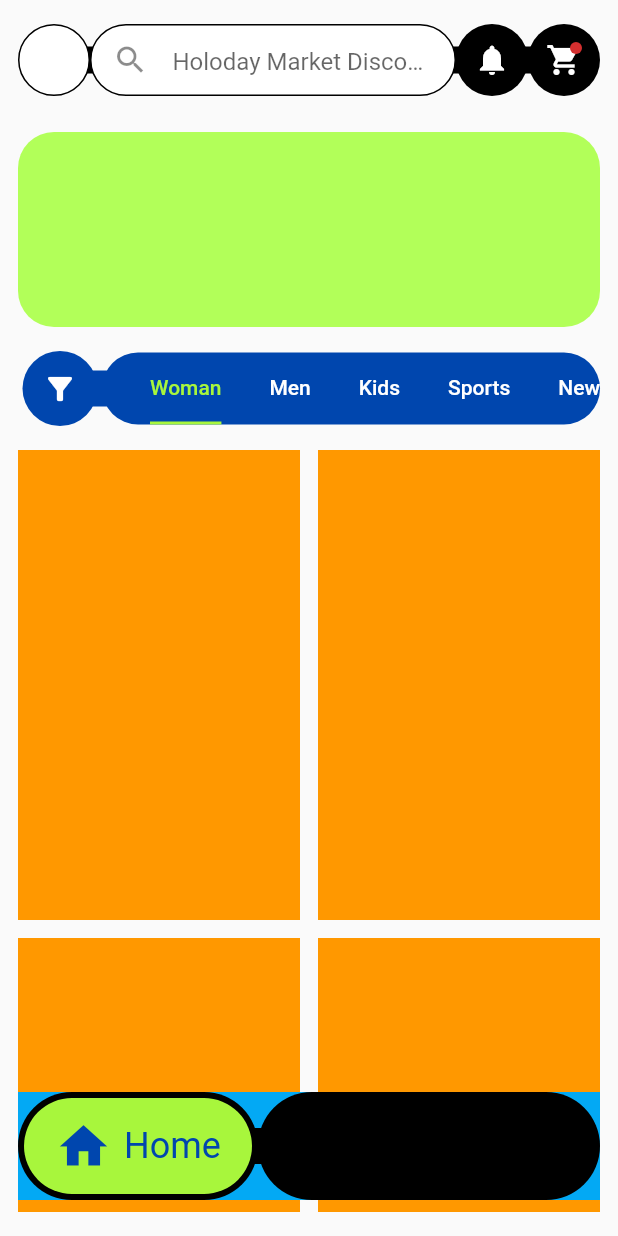
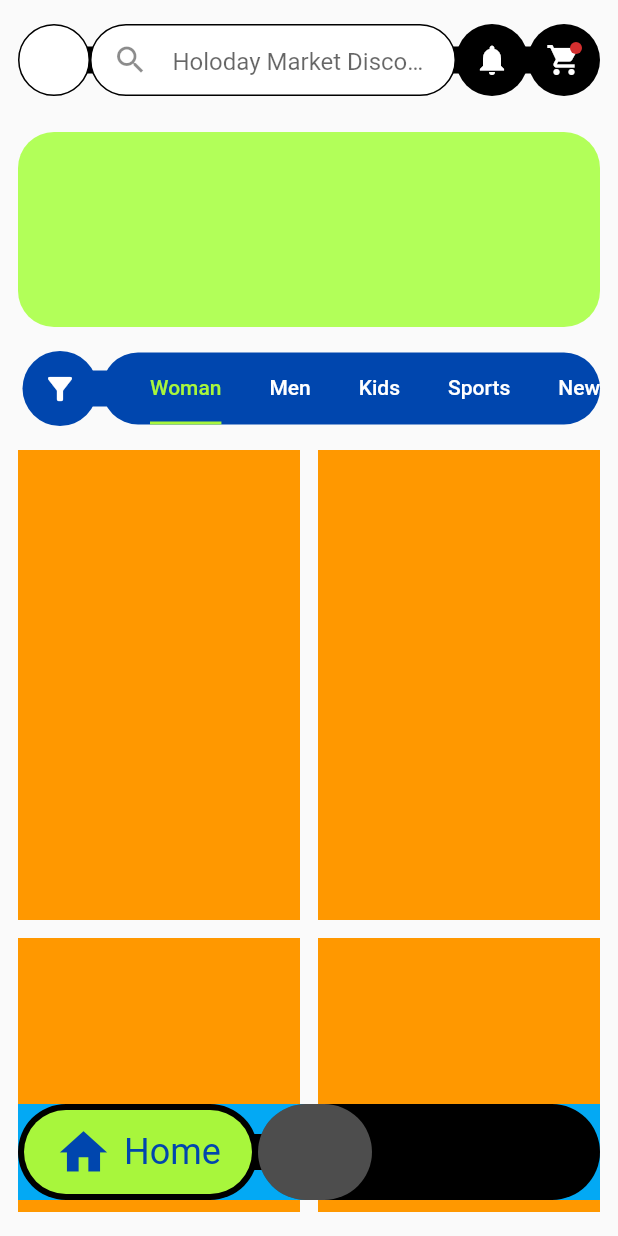
Before and after one commit to JAICHANGPARK/flutter_notebook_chapter_24, a Flutter app: the FashionECommerceMainPage screen opened directly, on a phone screen of 412 x 824 dp. Run offline on Flutter 3.47's test engine with Material 2 defaults, Android fonts, the phone set to English and light mode, and no system bars; our stand-ins replace flutter_riverpod, freezed_annotation, ionicons, percent_indicator; missing offline and left inert: crypto_font_icons; network calls fail.

Commit message:
Update fec_main_page.dart

```diff
--- a/lib/ep1368_fashion_e_commerce_app/view/fec_main_page.dart
+++ b/lib/ep1368_fashion_e_commerce_app/view/fec_main_page.dart
@@ -188,7 +188,7 @@ class _FashionECommerceMainPageState extends State<FashionECommerceMainPage> wit
               right: 12,
               bottom: 24,
               child: Container(
-                height: 72,
+                height: 64,
                 color: Colors.lightBlue,
                 child: Stack(
                   children: [
@@ -251,11 +251,16 @@ class _FashionECommerceMainPageState extends State<FashionECommerceMainPage> wit
                               child: Container(
                             decoration: BoxDecoration(
                               color: Colors.black,
-                                  borderRadius: BorderRadius.circular(42)
+                              borderRadius: BorderRadius.circular(42),
                             ),
                             child: Row(
                               children: [
-                                Expanded(child: Container()),
+                                Expanded(child: Container(
+                                  decoration: BoxDecoration(
+                                    color: Colors.white.withOpacity(0.3),
+                                    borderRadius: BorderRadius.circular(42),
+                                  ),
+                                )),
                                 Expanded(child: Container()),
                                 Expanded(child: Container()),
                               ],
```
Lines whose indentation alone changed are shown as unchanged.
